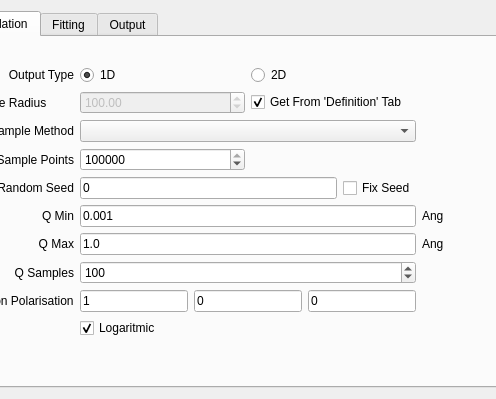
Qt form src/sas/qtgui/Perspectives/ParticleEditor/UI/DesignWindowUI.ui (SasView/sasview) before a commit; both pictures show x 293 to 789 and y 0 to 399 of the 994 by 399 pixel window.
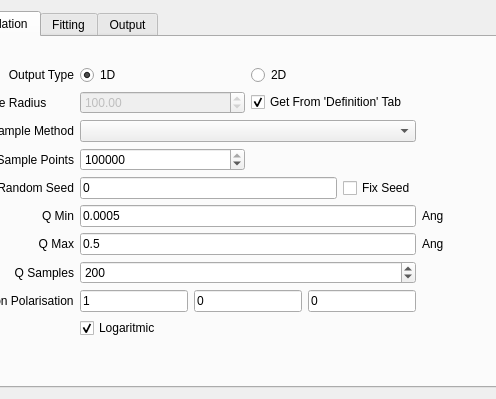
The same form after that commit. The open tabs and pages were chosen to show the change.

```diff
--- a/src/sas/qtgui/Perspectives/ParticleEditor/UI/DesignWindowUI.ui
+++ b/src/sas/qtgui/Perspectives/ParticleEditor/UI/DesignWindowUI.ui
@@ -269,7 +269,7 @@
                   <number>10</number>
                  </property>
                  <property name="value">
-                  <number>100</number>
+                  <number>200</number>
                  </property>
                 </widget>
                </item>
@@ -347,7 +347,7 @@
                <item row="6" column="1">
                 <widget class="QLineEdit" name="qMaxBox">
                  <property name="text">
-                  <string>1.0</string>
+                  <string>0.5</string>
                  </property>
                 </widget>
                </item>
@@ -364,7 +364,7 @@
                <item row="5" column="1">
                 <widget class="QLineEdit" name="qMinBox">
                  <property name="text">
-                  <string>0.001</string>
+                  <string>0.0005</string>
                  </property>
                 </widget>
                </item>
```
